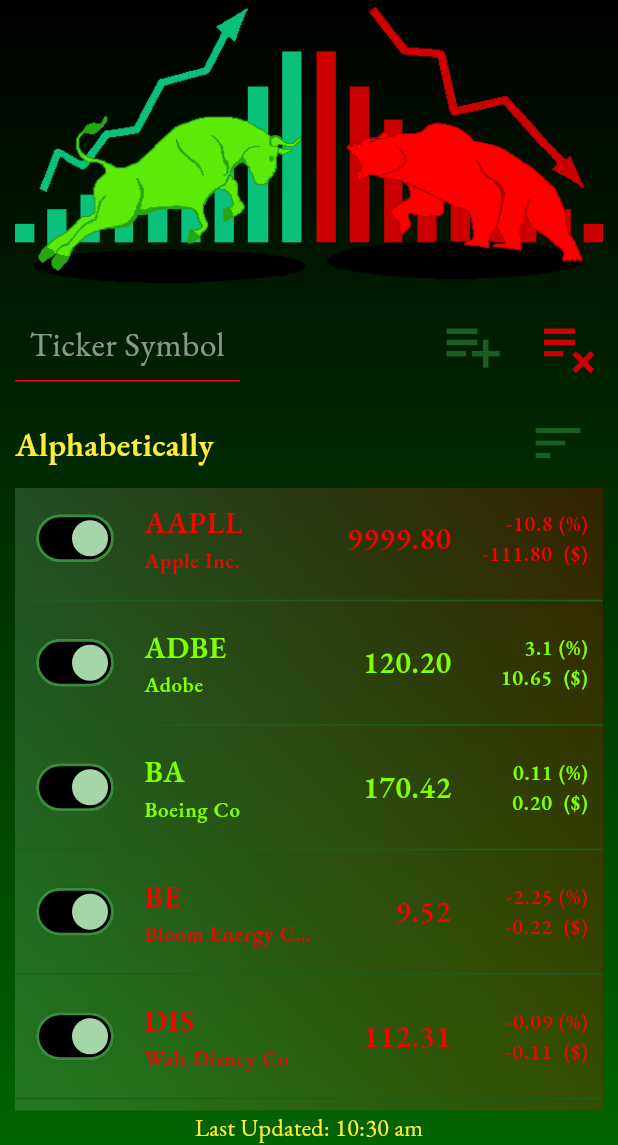
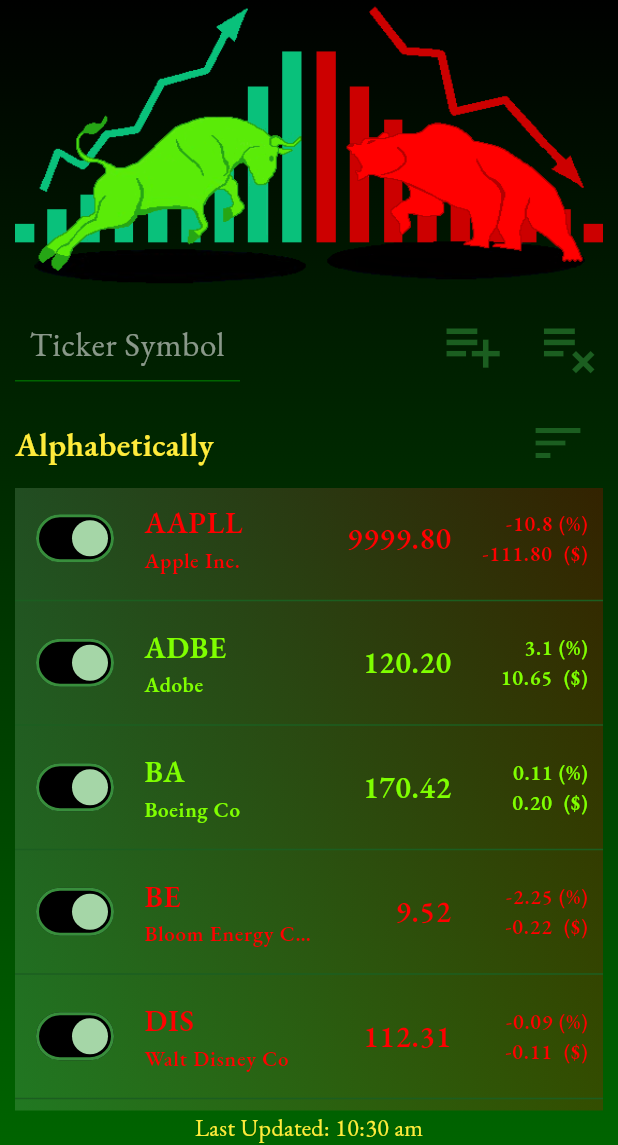
Before and after one commit to JoshMJohnson/Stock_Alert, a Flutter app: the screen it shows after launch, on a phone screen of 412 x 824 dp, the part 91-1236 px from its top. Run offline on Flutter 3.47's test engine with Material 3 defaults, Android fonts, the light colour scheme and no system bars; our stand-ins replace shared_preferences.

Commit message:
home page dark theme

```diff
--- a/lib/pages/home.dart
+++ b/lib/pages/home.dart
@@ -302,7 +302,7 @@
                   child: Icon(
                     Icons.settings,
                     size: 40,
-                    color: Colors.green[900],
+                    color: Theme.of(context).colorScheme.secondary,
                   ))),
         ]);
   }
--- a/lib/pages/homePageWidgets/sort_input_fields.dart
+++ b/lib/pages/homePageWidgets/sort_input_fields.dart
@@ -20,12 +20,12 @@
             onTap: () {
               sortChangeHandler();
             },
-            child: const Padding(
-              padding: EdgeInsets.only(right: 10),
+            child: Padding(
+              padding: const EdgeInsets.only(right: 10),
               child: Icon(
                 Icons.sort,
                 size: 40,
-                color: Color(0xFF1B5E20),
+                color: Theme.of(context).colorScheme.secondary,
               ),
             ))
       ],
--- a/lib/pages/homePageWidgets/ticker_input_fields.dart
+++ b/lib/pages/homePageWidgets/ticker_input_fields.dart
@@ -13,7 +13,7 @@
   Widget build(BuildContext context) {
     return Row(
       mainAxisAlignment: MainAxisAlignment.spaceBetween,
-      children: [tickerTextBox(context), buttonGrouping()],
+      children: [tickerTextBox(context), buttonGrouping(context)],
     );
   }
 
@@ -25,7 +25,7 @@
       child: TextField(
         onChanged: (updatedTickerValue) =>
             tickerFieldHandler(updatedTickerValue),
-        cursorColor: const Color(0xFFCC0000),
+        cursorColor: Theme.of(context).colorScheme.primary,
         textAlign: TextAlign.center,
         maxLength: 5,
         autocorrect: false,
@@ -38,11 +38,13 @@
         decoration: InputDecoration(
           counterText: '',
           border: InputBorder.none,
-          enabledBorder: const UnderlineInputBorder(
-            borderSide: BorderSide(color: Color(0xFFFF0000)),
+          enabledBorder: UnderlineInputBorder(
+            borderSide:
+                BorderSide(color: Theme.of(context).colorScheme.background),
           ),
-          focusedBorder: const UnderlineInputBorder(
-            borderSide: BorderSide(color: Color(0xFFAA0000)),
+          focusedBorder: UnderlineInputBorder(
+            borderSide:
+                BorderSide(color: Theme.of(context).colorScheme.primary),
           ),
           hintText: 'Ticker Symbol',
           hintStyle: TextStyle(
@@ -54,37 +56,37 @@
     );
   }
 
-  Row buttonGrouping() {
+  Row buttonGrouping(BuildContext context) {
     return Row(
       children: [
-        addTickerButton(),
-        removeTickerButton(),
+        addTickerButton(context),
+        removeTickerButton(context),
       ],
     );
   }
 
   /* button to add a stock ticker to the watchlist */
-  Padding addTickerButton() {
+  Padding addTickerButton(BuildContext context) {
     return Padding(
       padding: const EdgeInsets.fromLTRB(0, 0, 20, 0),
       child: GestureDetector(
           onTap: () => addTicker(),
-          child: const Icon(
+          child: Icon(
             Icons.playlist_add,
             size: 45,
-            color: Color(0xFF1B5E20),
+            color: Theme.of(context).colorScheme.secondary,
           )),
     );
   }
 
   /* button to remove a stock ticker from the watchlist */
-  GestureDetector removeTickerButton() {
+  GestureDetector removeTickerButton(BuildContext context) {
     return GestureDetector(
         onTap: () => removeTicker(currentTicker),
-        child: const Icon(
+        child: Icon(
           Icons.playlist_remove,
           size: 45,
-          color: Color(0xFFCC0000),
+          color: Theme.of(context).colorScheme.secondary,
         ));
   }
 }
```
